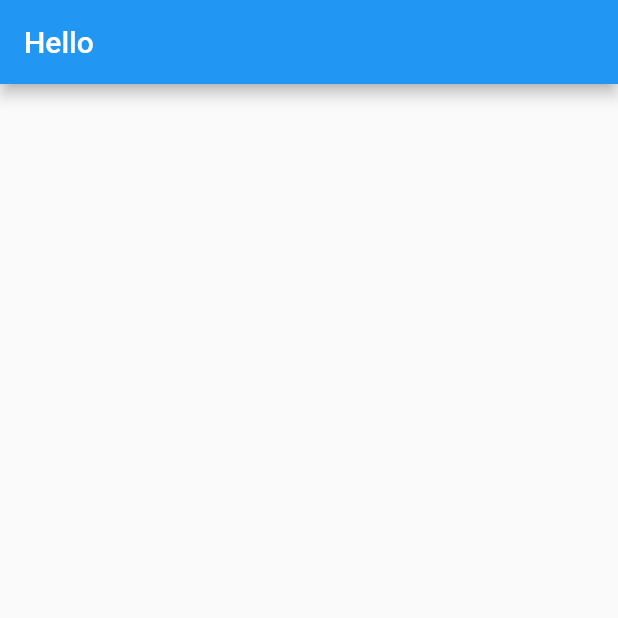
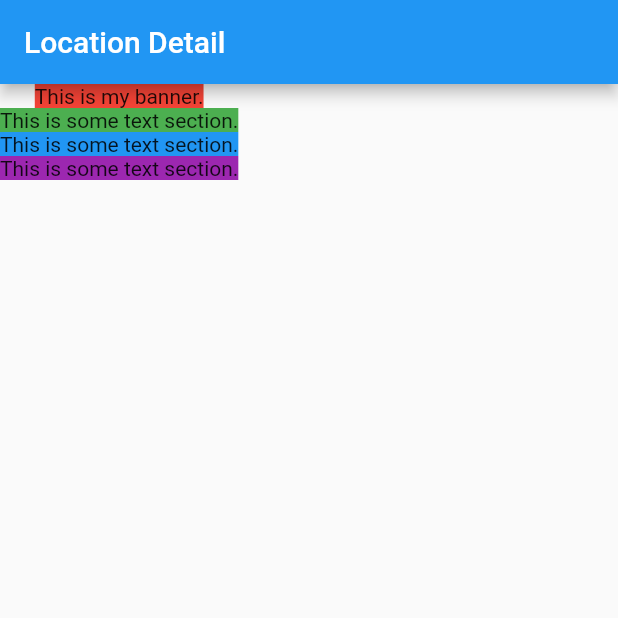
Before and after one commit to seenickcode/tourismandco, a Flutter app: the screen it shows after launch, on a phone screen of 412 x 824 dp, the top half of it. Run offline on Flutter 3.47's test engine with Material 2 defaults, Android fonts, the phone set to English and light mode, and no system bars.

Commit message:
Updates to our new location_detail screen.

```diff
--- a/lib/app.dart
+++ b/lib/app.dart
@@ -1,13 +1,13 @@
 // app.dart
 
 import 'package:flutter/material.dart';
-import 'screens/home/home.dart';
+import 'screens/location_detail/location_detail.dart';
 
 class App extends StatelessWidget {
   @override
   Widget build(BuildContext context) {
     return MaterialApp(
-      home: Home(),
+      home: LocationDetail(),
     );
   }
 }
--- a/lib/screens/home/home.dart
+++ /dev/null
@@ -1,15 +0,0 @@
-// screens/home/home.dart
-
-import 'package:flutter/material.dart';
-
-class Home extends StatelessWidget {
-  @override
-  Widget build(BuildContext context) {
-    return Scaffold(
-      appBar: AppBar(
-        title: Text('Hello'),
-      ),
-      body: Text(''),
-    );
-  }
-}
--- /dev/null
+++ b/lib/screens/location_detail/location_detail.dart
@@ -0,0 +1,34 @@
+// screens/home/home.dart
+
+import 'package:flutter/material.dart';
+
+class LocationDetail extends StatelessWidget {
+  @override
+  Widget build(BuildContext context) {
+    return Scaffold(
+      appBar: AppBar(
+        title: Text('Location Detail'),
+      ),
+      body: Column(children: [
+        _bannerContainer(Colors.red),
+        _textSectionContainer(Colors.green),
+        _textSectionContainer(Colors.blue),
+        _textSectionContainer(Colors.purple)
+      ]),
+    );
+  }
+
+  Widget _bannerContainer(Color color) {
+    return Container(
+      decoration: BoxDecoration(color: color),
+      child: Text("This is my banner."),
+    );
+  }
+
+  Widget _textSectionContainer(Color color) {
+    return Container(
+      decoration: BoxDecoration(color: color),
+      child: Text("This is some text section."),
+    );
+  }
+}
```
Also changed, not shown: 1 other file.
